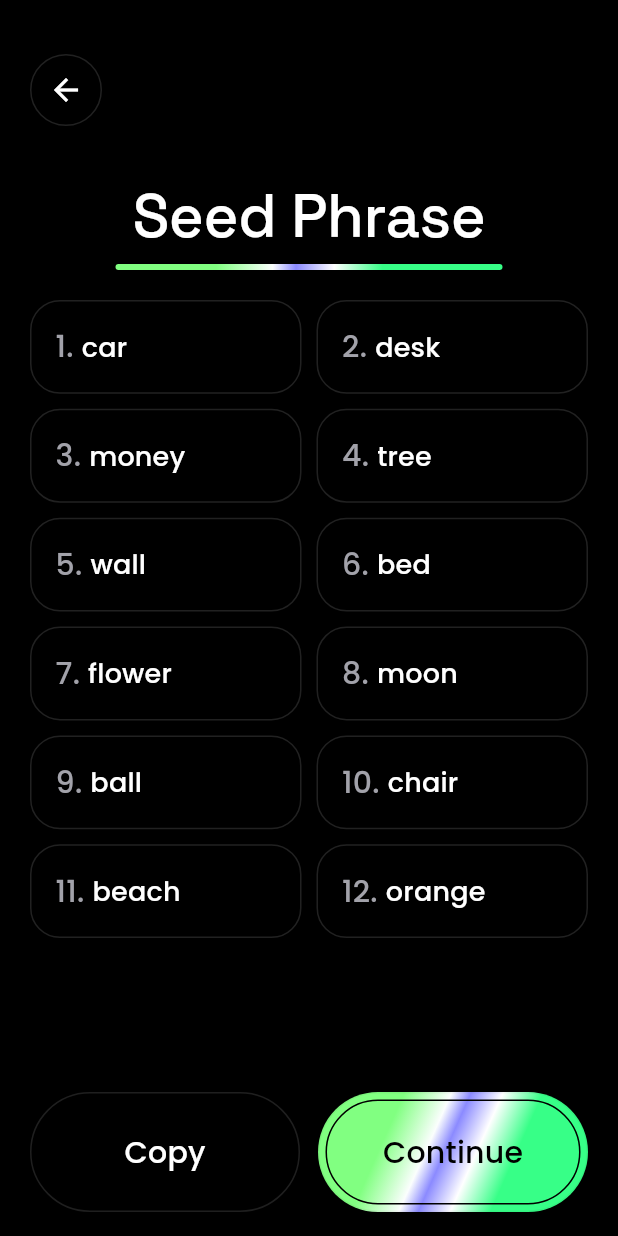
After one commit to xiaoqianran/figma-009, a Flutter app: the SeedPhraseScreen screen opened by its route, on a phone screen of 412 x 824 dp. The commit adds this screen. Run offline on Flutter 3.47's test engine with Material 3 defaults, Android fonts, the phone set to English and light mode, and no system bars; our stand-ins replace go_router, google_fonts.

Commit message:
feat: 实现 Seed Phrase 助记词页面

```diff
--- a/lib/core/constants/design_constants.dart
+++ b/lib/core/constants/design_constants.dart
@@ -20,6 +20,7 @@ abstract final class DesignConstants {
   // Spacing (from Figma auto-layout gaps / padding)
   static const double spacing4 = 4;
   static const double spacing8 = 8;
+  static const double spacing10 = 10;
   static const double spacing12 = 12;
   static const double spacing16 = 16;
   static const double spacing20 = 20;
--- /dev/null
+++ b/lib/features/onboarding/data/mock_seed_phrase.dart
@@ -0,0 +1,17 @@
+/// Demo seed phrase from Figma `Seed Phrase` frame.
+abstract final class MockSeedPhrase {
+  static const List<String> words = [
+    'car',
+    'desk',
+    'money',
+    'tree',
+    'wall',
+    'bed',
+    'flower',
+    'moon',
+    'ball',
+    'chair',
+    'beach',
+    'orange',
+  ];
+}
--- a/lib/features/onboarding/presentation/screens/onboarding_screens.dart
+++ b/lib/features/onboarding/presentation/screens/onboarding_screens.dart
@@ -2,16 +2,8 @@ import 'package:figma_009/shared/widgets/figma_placeholder_screen.dart';
 import 'package:flutter/material.dart';
 
 export 'onboarding_screen.dart';
+export 'seed_phrase_screen.dart';
 export 'splash_screen.dart';
-
-class SeedPhraseScreen extends StatelessWidget {
-  const SeedPhraseScreen({super.key});
-
-  @override
-  Widget build(BuildContext context) {
-    return const FigmaPlaceholderScreen(figmaFrame: 'Seed Phrase');
-  }
-}
 
 class RecoveryScreen extends StatelessWidget {
   const RecoveryScreen({super.key});
--- /dev/null
+++ b/lib/features/onboarding/presentation/screens/seed_phrase_screen.dart
@@ -0,0 +1,104 @@
+import 'package:figma_009/core/constants/design_constants.dart';
+import 'package:figma_009/core/router/app_routes.dart';
+import 'package:figma_009/core/theme/app_colors.dart';
+import 'package:figma_009/features/onboarding/data/mock_seed_phrase.dart';
+import 'package:figma_009/shared/widgets/bars/wallet_navigation_bar.dart';
+import 'package:figma_009/shared/widgets/buttons/wallet_primary_button.dart';
+import 'package:figma_009/shared/widgets/buttons/wallet_secondary_button.dart';
+import 'package:figma_009/shared/widgets/other/seed_phrase_chip.dart';
+import 'package:figma_009/shared/widgets/other/wallet_section_title.dart';
+import 'package:flutter/material.dart';
+import 'package:flutter/services.dart';
+import 'package:go_router/go_router.dart';
+
+/// Figma frame `Seed Phrase` (0:25).
+class SeedPhraseScreen extends StatelessWidget {
+  const SeedPhraseScreen({super.key});
+
+  @override
+  Widget build(BuildContext context) {
+    return Scaffold(
+      backgroundColor: AppColors.black,
+      body: SafeArea(
+        child: Column(
+          children: [
+            WalletNavigationBar(
+              title: '',
+              leading: WalletNavigationBarActions.back(
+                onPressed: () => context.go(AppRoutes.onboarding),
+              ),
+            ),
+            Expanded(
+              child: Padding(
+                padding: const EdgeInsets.symmetric(
+                  horizontal: DesignConstants.spacing20,
+                ),
+                child: Column(
+                  children: [
+                    const WalletSectionTitle(
+                      title: 'Seed Phrase',
+                      textAlign: TextAlign.center,
+                      underlineWidth: 258,
+                    ),
+                    const SizedBox(height: DesignConstants.spacing20),
+                    Expanded(
+                      child: _SeedPhraseGrid(words: MockSeedPhrase.words),
+                    ),
+                    Row(
+                      children: [
+                        Expanded(
+                          child: WalletSecondaryButton(
+                            label: 'Copy',
+                            onPressed: () => _copySeedPhrase(context),
+                          ),
+                        ),
+                        const SizedBox(width: DesignConstants.spacing12),
+                        Expanded(
+                          child: WalletPrimaryButton(
+                            label: 'Continue',
+                            onPressed: () => context.go(AppRoutes.wallet),
+                          ),
+                        ),
+                      ],
+                    ),
+                    const SizedBox(height: DesignConstants.spacing16),
+                  ],
+                ),
+              ),
+            ),
+          ],
+        ),
+      ),
+    );
+  }
+
+  void _copySeedPhrase(BuildContext context) {
+    Clipboard.setData(ClipboardData(text: MockSeedPhrase.words.join(' ')));
+    ScaffoldMessenger.of(
+      context,
+    ).showSnackBar(const SnackBar(content: Text('Seed phrase copied')));
+  }
+}
+
+class _SeedPhraseGrid extends StatelessWidget {
+  const _SeedPhraseGrid({required this.words});
+
+  final List<String> words;
+
+  @override
+  Widget build(BuildContext context) {
+    return GridView.builder(
+      padding: EdgeInsets.zero,
+      gridDelegate: const SliverGridDelegateWithFixedCrossAxisCount(
+        crossAxisCount: 2,
+        mainAxisSpacing: DesignConstants.spacing10,
+        crossAxisSpacing: DesignConstants.spacing10,
+        childAspectRatio: 162 / 56,
+      ),
+      itemCount: words.length,
+      itemBuilder: (context, index) {
+        return SeedPhraseChip(index: index + 1, word: words[index]);
+      },
+    );
+  }
+}
--- /dev/null
+++ b/lib/shared/widgets/other/seed_phrase_chip.dart
@@ -0,0 +1,42 @@
+import 'package:figma_009/core/constants/design_constants.dart';
+import 'package:figma_009/core/theme/app_colors.dart';
+import 'package:flutter/material.dart';
+
+/// Figma `Other / Seed Phrase` — numbered mnemonic word chip.
+class SeedPhraseChip extends StatelessWidget {
+  const SeedPhraseChip({required this.index, required this.word, super.key});
+
+  final int index;
+  final String word;
+
+  @override
+  Widget build(BuildContext context) {
+    final indexStyle = Theme.of(context).textTheme.titleMedium?.copyWith(
+      fontSize: 20,
+      fontWeight: FontWeight.w500,
+      color: AppColors.gray,
+    );
+    final wordStyle = Theme.of(context).textTheme.titleMedium?.copyWith(
+      fontSize: 18,
+      fontWeight: FontWeight.w500,
+      color: AppColors.white,
+    );
+
+    return Container(
+      height: 56,
+      padding: const EdgeInsets.symmetric(
+        horizontal: DesignConstants.spacing16,
+      ),
+      decoration: BoxDecoration(
+        borderRadius: BorderRadius.circular(DesignConstants.cornerRadiusSm),
+        border: Border.all(color: AppColors.strokeDark),
+      ),
+      child: Row(
+        children: [
+          Text('$index. ', style: indexStyle),
+          Text(word, style: wordStyle),
+        ],
+      ),
+    );
+  }
+}
```
Also changed, not shown: 1 other file.
